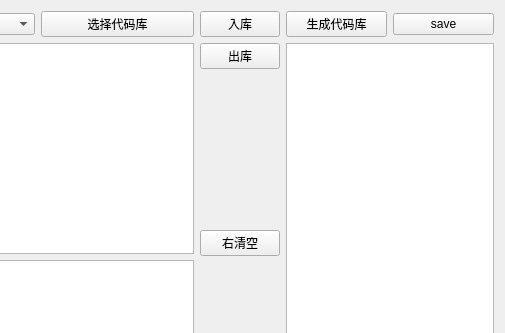
The window that auto_c_code/autoccode.ui (yjduoduo/auto_c_code) describes before a commit, drawn with Qt 5; both pictures show x 287 to 792 and y 0 to 333 of the 792 by 481 pixel window.
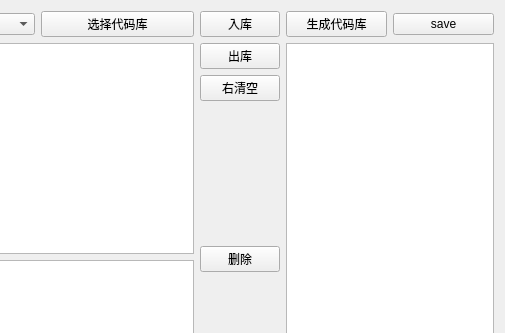
The same window after the commit.

Commit message: 1.所有表均添加delfalg列 2.添加delete按钮，对不符合的内容进行删除 3.修改新版本V1.1.7

Patch:
```diff
--- a/auto_c_code/autoccode.ui
+++ b/auto_c_code/autoccode.ui
@@ -77,6 +77,13 @@
          </property>
         </widget>
        </item>
+       <item>
+        <widget class="QPushButton" name="rightclear_btn">
+         <property name="text">
+          <string>右清空</string>
+         </property>
+        </widget>
+       </item>
        <item>
         <spacer name="verticalSpacer">
          <property name="orientation">
@@ -91,9 +98,9 @@
         </spacer>
        </item>
        <item>
-        <widget class="QPushButton" name="rightclear_btn">
+        <widget class="QPushButton" name="delete_btn">
          <property name="text">
-          <string>右清空</string>
+          <string>删除</string>
          </property>
         </widget>
        </item>
```
The commit also changes 32 other files.
